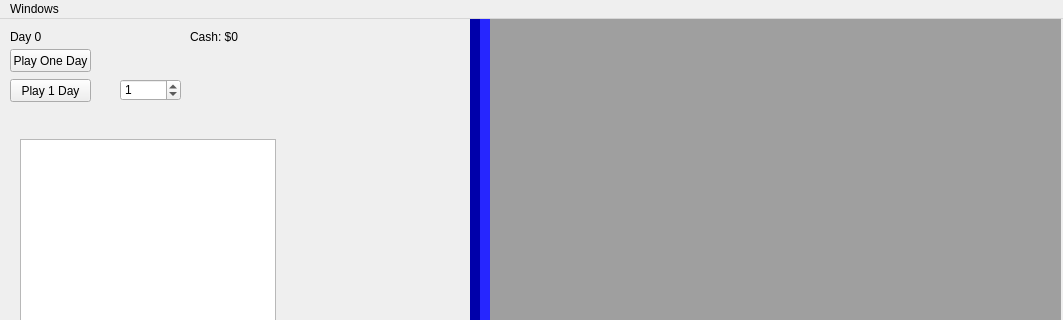
This is ui_files/main_screen.ui in ChemData/horses as Qt 5 draws it before an edit; both pictures show x 0 to 1063 and y 0 to 320 of the 1063 by 977 pixel window. The edited form follows.
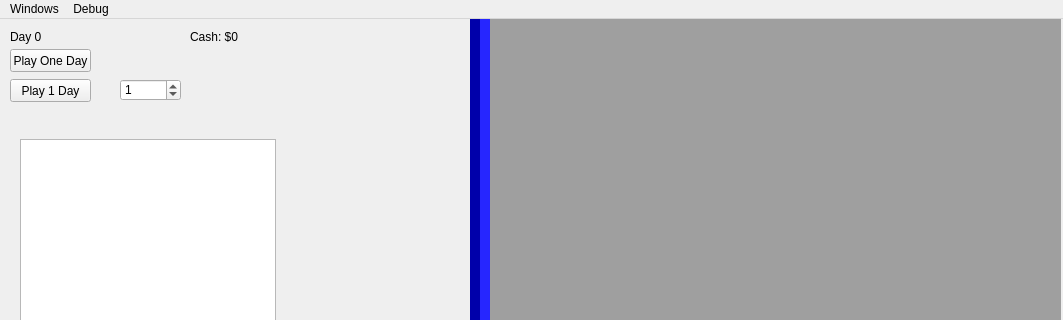
This is the edited form.

The edit to the form file:
```diff
--- a/ui_files/main_screen.ui
+++ b/ui_files/main_screen.ui
@@ -159,7 +159,14 @@
     <addaction name="actionPedigree"/>
     <addaction name="actionBuildings"/>
    </widget>
+   <widget class="QMenu" name="menuDebug">
+    <property name="title">
+     <string>Debug</string>
+    </property>
+    <addaction name="actionHorse_Properties"/>
+   </widget>
    <addaction name="menuWindows"/>
+   <addaction name="menuDebug"/>
   </widget>
   <widget class="QStatusBar" name="statusbar"/>
   <action name="actionBreed_Horses">
```
Left out of the diff: 5 changed lines with no effect on the pictures.
